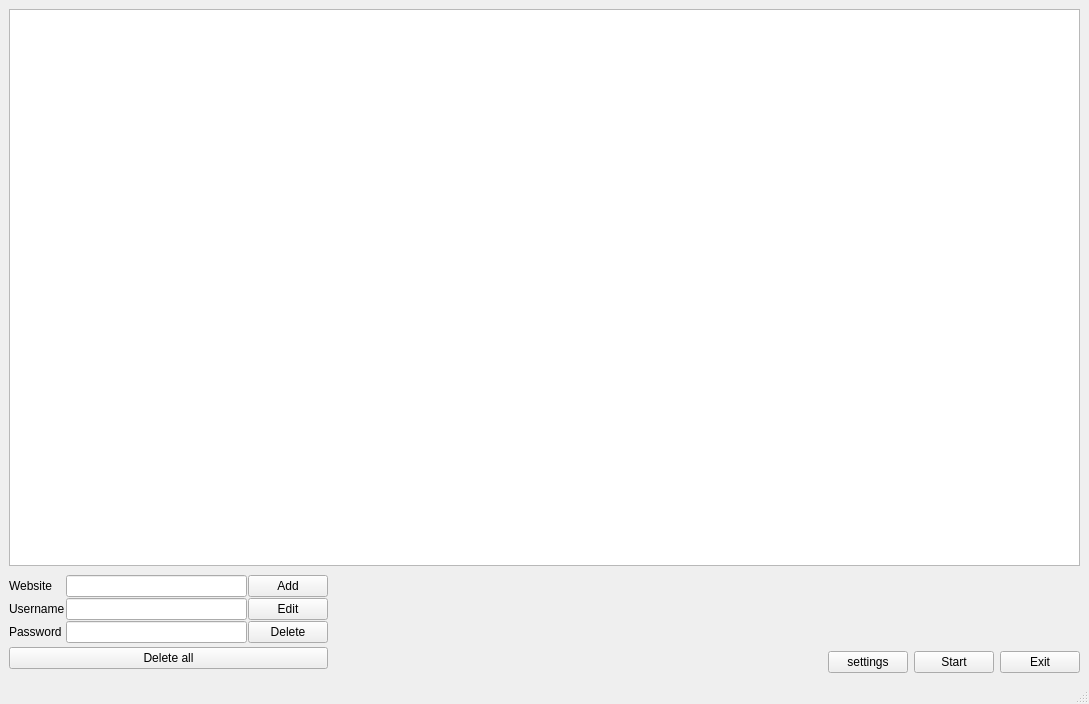
Above: src/gui/GUI/mainwindow.ui from kamerado/USB-Password-Manager before the change. Below: the same form after it.
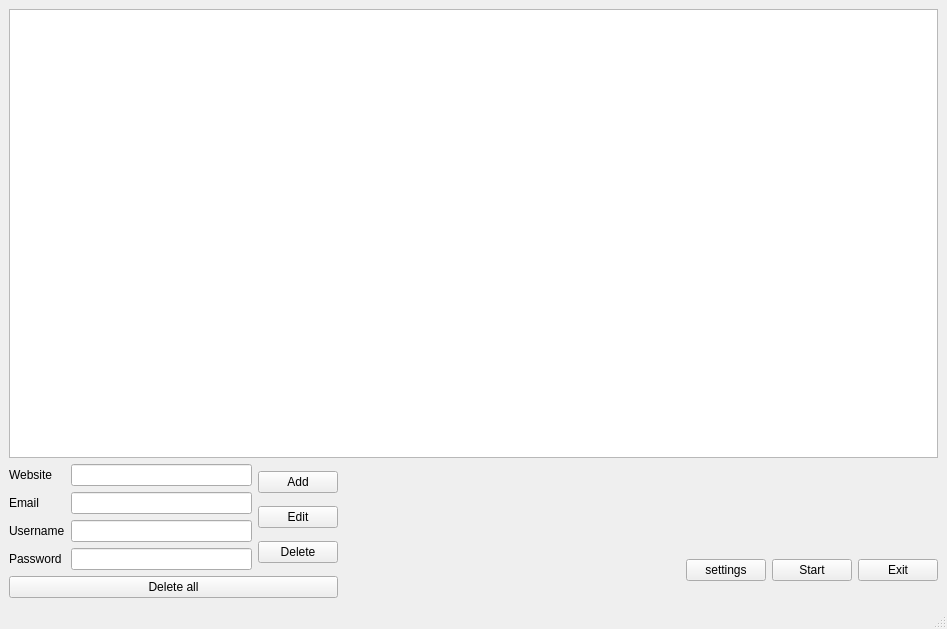
That is the form after the change.

Commit message: add email to db

```diff
--- a/src/gui/GUI/mainwindow.ui
+++ b/src/gui/GUI/mainwindow.ui
@@ -6,8 +6,8 @@
    <rect>
     <x>0</x>
     <y>0</y>
-    <width>1089</width>
-    <height>704</height>
+    <width>947</width>
+    <height>629</height>
    </rect>
   </property>
   <property name="sizePolicy">
@@ -47,14 +47,8 @@
      <layout class="QHBoxLayout" name="horizontalLayout_3">
       <item>
        <layout class="QVBoxLayout" name="verticalLayout">
-        <property name="spacing">
-         <number>1</number>
-        </property>
         <item>
          <layout class="QHBoxLayout" name="horizontalLayout">
-          <property name="spacing">
-           <number>1</number>
-          </property>
           <item>
            <layout class="QVBoxLayout" name="verticalLayout_3">
             <item>
@@ -67,6 +61,13 @@
               </property>
              </widget>
             </item>
+            <item>
+             <widget class="QLabel" name="label_3">
+              <property name="text">
+               <string>Email</string>
+              </property>
+             </widget>
+            </item>
             <item>
              <widget class="QLabel" name="label_2">
               <property name="text">
@@ -107,6 +108,22 @@
               </property>
              </widget>
             </item>
+            <item>
+             <widget class="QLineEdit" name="emailInput">
+              <property name="sizePolicy">
+               <sizepolicy hsizetype="Fixed" vsizetype="Fixed">
+                <horstretch>0</horstretch>
+                <verstretch>0</verstretch>
+               </sizepolicy>
+              </property>
+              <property name="minimumSize">
+               <size>
+                <width>181</width>
+                <height>0</height>
+               </size>
+              </property>
+             </widget>
+            </item>
             <item>
              <widget class="QLineEdit" name="usernameInput">
               <property name="sizePolicy">
```
The commit also changes 10 other files.
